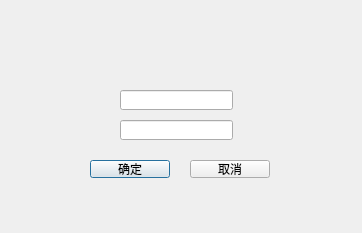
Shiokiri/de-education, file Data Structure/Notebook/UserRegisterDialog.ui: the form before one commit.
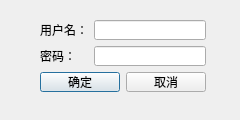
The form after the commit.

Diff of the .ui file:
```diff
--- a/Data Structure/Notebook/UserRegisterDialog.ui
+++ b/Data Structure/Notebook/UserRegisterDialog.ui
@@ -6,58 +6,58 @@
    <rect>
     <x>0</x>
     <y>0</y>
-    <width>362</width>
-    <height>233</height>
+    <width>240</width>
+    <height>120</height>
    </rect>
   </property>
   <property name="windowTitle">
    <string>Dialog</string>
   </property>
-  <widget class="QLineEdit" name="nameEdit">
+  <widget class="QWidget" name="layoutWidget">
    <property name="geometry">
     <rect>
-     <x>120</x>
-     <y>90</y>
-     <width>113</width>
-     <height>20</height>
+     <x>40</x>
+     <y>20</y>
+     <width>166</width>
+     <height>72</height>
     </rect>
    </property>
-  </widget>
-  <widget class="QLineEdit" name="passwordEdit">
-   <property name="geometry">
-    <rect>
-     <x>120</x>
-     <y>120</y>
-     <width>113</width>
-     <height>20</height>
-    </rect>
-   </property>
-  </widget>
+   <layout class="QGridLayout" name="gridLayout">
+    <item row="0" column="0">
+     <widget class="QLabel" name="label">
+      <property name="text">
+       <string>用户名：</string>
+      </property>
+     </widget>
+    </item>
+    <item row="0" column="1" colspan="2">
+     <widget class="QLineEdit" name="nameEdit"/>
+    </item>
+    <item row="1" column="0">
+     <widget class="QLabel" name="label_2">
+      <property name="text">
+       <string>密码：</string>
+      </property>
+     </widget>
+    </item>
+    <item row="1" column="1" colspan="2">
+     <widget class="QLineEdit" name="passwordEdit"/>
+    </item>
+    <item row="2" column="0" colspan="2">
   <widget class="QPushButton" name="okButton">
-   <property name="geometry">
-    <rect>
-     <x>90</x>
-     <y>160</y>
-     <width>80</width>
-     <height>18</height>
-    </rect>
-   </property>
    <property name="text">
     <string>确定</string>
    </property>
   </widget>
+    </item>
+    <item row="2" column="2">
   <widget class="QPushButton" name="cancelButton">
-   <property name="geometry">
-    <rect>
-     <x>190</x>
-     <y>160</y>
-     <width>80</width>
-     <height>18</height>
-    </rect>
-   </property>
    <property name="text">
     <string>取消</string>
    </property>
+     </widget>
+    </item>
+   </layout>
   </widget>
  </widget>
  <resources/>
```
Left out of the diff: 2 changed lines with no effect on the pictures. Lines whose indentation alone changed are shown as unchanged.
